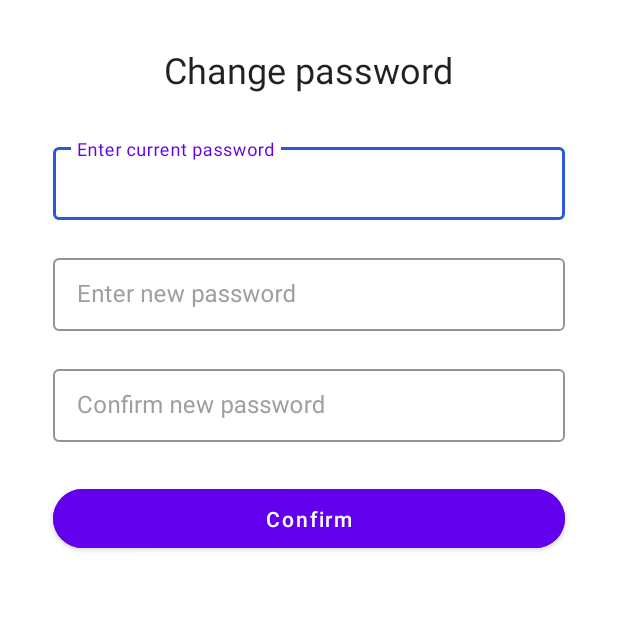
After one commit to k-kyler/android-memo, an Android app: the ChangePasswordActivity screen opened directly, with no data from a screen before it, on a phone screen of 412 x 824 dp, the top half of it. The commit adds this screen. Run offline under Robolectric (Android 15) with nearby library versions, the phone set to English and light mode, and no system bars; our stand-ins replace Firebase (no records; nobody signed in at launch, a user with empty details on screens opened directly).

Commit message:
Update change password

```diff
--- /dev/null
+++ b/app/src/main/java/com/example/memo/ChangePasswordActivity.java
@@ -0,0 +1,102 @@
+package com.example.memo;
+
+import android.content.Intent;
+import android.os.Bundle;
+import android.view.View;
+import android.widget.Button;
+import android.widget.ProgressBar;
+
+import androidx.annotation.NonNull;
+import androidx.appcompat.app.AppCompatActivity;
+
+import com.example.memo.utils.ShowToastMessage;
+import com.google.android.gms.tasks.OnCompleteListener;
+import com.google.android.gms.tasks.Task;
+import com.google.android.material.textfield.TextInputEditText;
+import com.google.android.material.textfield.TextInputLayout;
+import com.google.firebase.auth.AuthCredential;
+import com.google.firebase.auth.EmailAuthProvider;
+import com.google.firebase.auth.FirebaseAuth;
+import com.google.firebase.auth.FirebaseUser;
+
+public class ChangePasswordActivity extends AppCompatActivity {
+    private TextInputEditText currentPassword, newPassword, newConfirmPassword;
+    private TextInputLayout currentPasswordLayout, newPasswordLayout, newConfirmPasswordLayout;
+    private final ShowToastMessage showToastMessage = new ShowToastMessage();
+    private ProgressBar progressBar;
+
+    @Override
+    protected void onCreate(Bundle savedInstanceState) {
+        super.onCreate(savedInstanceState);
+        setContentView(R.layout.activity_change_password);
+
+        currentPassword = findViewById(R.id.currentPassword);
+        currentPasswordLayout = findViewById(R.id.currentPasswordLayout);
+        newPassword = findViewById(R.id.newPassword);
+        newPasswordLayout = findViewById(R.id.newPasswordLayout);
+        newConfirmPassword = findViewById(R.id.newConfirmPassword);
+        newConfirmPasswordLayout = findViewById(R.id.newConfirmPasswordLayout);
+        progressBar = findViewById(R.id.progressBar);
+
+        Button confirmButton = findViewById(R.id.changePassButton);
+
+        confirmButton.setOnClickListener(view -> {
+            progressBar.setVisibility(View.VISIBLE);
+            currentPasswordLayout.setErrorEnabled(false);
+            currentPasswordLayout.setError("");
+            newPasswordLayout.setErrorEnabled(false);
+            newPasswordLayout.setError("");
+            newConfirmPasswordLayout.setErrorEnabled(false);
+            newConfirmPasswordLayout.setError("");
+
+            if (currentPassword.getText().toString().matches("")) {
+                currentPasswordLayout.setErrorEnabled(true);
+                currentPasswordLayout.setError("Please enter current password");
+                progressBar.setVisibility(View.GONE);
+            } else if (newPassword.getText().toString().matches("")) {
+                newPasswordLayout.setErrorEnabled(true);
+                newPasswordLayout.setError("Please enter new password");
+                progressBar.setVisibility(View.GONE);
+            } else if (newConfirmPassword.getText().toString().matches("")) {
+                newConfirmPasswordLayout.setErrorEnabled(true);
+                newConfirmPasswordLayout.setError("Please enter confirm password");
+                progressBar.setVisibility(View.GONE);
+            } else if (!newConfirmPassword.getText().toString().matches(newPassword.getText().toString())) {
+                newPasswordLayout.setErrorEnabled(true);
+                newConfirmPasswordLayout.setErrorEnabled(true);
+                newPasswordLayout.setError("Passwords do not match");
+                newConfirmPasswordLayout.setError("Passwords do not match");
+                progressBar.setVisibility(View.GONE);
+            } else {
+                FirebaseUser firebaseUser = FirebaseAuth.getInstance().getCurrentUser();
+
+                if (firebaseUser != null) {
+                    AuthCredential credential = EmailAuthProvider.getCredential(firebaseUser.getEmail().toString(), currentPassword.getText().toString());
+                    firebaseUser.reauthenticate(credential).addOnCompleteListener(new OnCompleteListener<Void>() {
+                        @Override
+                        public void onComplete(@NonNull Task<Void> task) {
+                            if (task.isSuccessful()) {
+                                firebaseUser
+                                        .updatePassword(newPassword.getText().toString())
+                                        .addOnCompleteListener(task1 -> {
+                                            if (task1.isSuccessful()) {
+                                                progressBar.setVisibility(View.GONE);
+                                                Intent intent = new Intent(ChangePasswordActivity.this, MainActivity.class);
+                                                showToastMessage.showToastMessage(getApplicationContext(), "Change password successful");
+                                                startActivity(intent);
+                                            } else {
+                                                showToastMessage.showToastMessage(getApplicationContext(),"Password must equal to or greater than 6 characters");
+                                                progressBar.setVisibility(View.GONE);
+                                            }
+                                        });
+                            } else {
+                                progressBar.setVisibility(View.GONE);
+                                showToastMessage.showToastMessage(getApplicationContext(), "Wrong current password");
+                            }
+                        }
+                    });
+                }
+            }
+        });
+    }
+}
--- a/app/src/main/res/layout/activity_add_note.xml
+++ b/app/src/main/res/layout/activity_add_note.xml
@@ -21,7 +21,6 @@
                 android:id="@+id/topAppBar"
                 android:layout_width="match_parent"
                 android:layout_height="?attr/actionBarSize"
-                app:menu="@menu/menu_add_note"
                 android:backgroundTint="@color/purple_500"
                 style="@style/Widget.MaterialComponents.Toolbar.Primary"
                 >
--- /dev/null
+++ b/app/src/main/res/layout/activity_change_password.xml
@@ -0,0 +1,111 @@
+<?xml version="1.0" encoding="utf-8"?>
+<RelativeLayout
+    xmlns:android="http://schemas.android.com/apk/res/android"
+    xmlns:app="http://schemas.android.com/apk/res-auto"
+    xmlns:tools="http://schemas.android.com/tools"
+    android:layout_width="match_parent"
+    android:layout_height="match_parent"
+    android:background="@color/white"
+    tools:context=".ChangePasswordActivity">
+
+    <LinearLayout
+        android:layout_marginTop="30dp"
+        android:orientation="vertical"
+        android:gravity="center"
+        android:layout_width="match_parent"
+        android:layout_height="wrap_content">
+
+        <TextView
+            android:layout_marginBottom="20dp"
+            android:layout_marginHorizontal="15dp"
+            android:layout_width="wrap_content"
+            android:layout_height="wrap_content"
+            android:text="Change password"
+            android:textAppearance="?attr/textAppearanceHeadline5" />
+
+        <com.google.android.material.textfield.TextInputLayout
+            android:layout_marginHorizontal="25dp"
+            android:padding="10dp"
+            android:hint="Enter current password"
+            android:textColorHint="#9F9F9F"
+            android:layout_width="match_parent"
+            android:layout_height="wrap_content"
+            android:id="@+id/currentPasswordLayout"
+            style="@style/CustomTextInputLayout">
+
+            <com.google.android.material.textfield.TextInputEditText
+                android:id="@+id/currentPassword"
+                android:importantForAutofill="no"
+                android:textColor="@color/black"
+                android:inputType="textPassword"
+                android:layout_width="match_parent"
+                android:layout_height="wrap_content" />
+
+        </com.google.android.material.textfield.TextInputLayout>
+
+        <com.google.android.material.textfield.TextInputLayout
+            android:layout_marginHorizontal="25dp"
+            android:padding="10dp"
+            android:hint="Enter new password"
+            android:textColorHint="#9F9F9F"
+            android:layout_width="match_parent"
+            android:layout_height="wrap_content"
+            android:id="@+id/newPasswordLayout"
+            style="@style/CustomTextInputLayout">
+
+            <com.google.android.material.textfield.TextInputEditText
+                android:id="@+id/newPassword"
+                android:importantForAutofill="no"
+                android:textColor="@color/black"
+                android:inputType="textPassword"
+                android:layout_width="match_parent"
+                android:layout_height="wrap_content" />
+
+        </com.google.android.material.textfield.TextInputLayout>
+
+        <com.google.android.material.textfield.TextInputLayout
+            android:layout_marginHorizontal="25dp"
+            android:padding="10dp"
+            android:hint="Confirm new password"
+            android:textColorHint="#9F9F9F"
+            android:layout_width="match_parent"
+            android:layout_height="wrap_content"
+            android:id="@+id/newConfirmPasswordLayout"
+            style="@style/CustomTextInputLayout">
+
+            <com.google.android.material.textfield.TextInputEditText
+                android:id="@+id/newConfirmPassword"
+                android:importantForAutofill="no"
+                android:textColor="@color/black"
+                android:inputType="textPassword"
+                android:layout_width="match_parent"
+                android:layout_height="wrap_content" />
+
+        </com.google.android.material.textfield.TextInputLayout>
+
+        <com.google.android.material.button.MaterialButton
+            android:id="@+id/changePassButton"
+            app:cornerRadius="20dp"
+            android:padding="10dp"
+            android:backgroundTint="@color/purple_500"
+            android:layout_marginTop="15dp"
+            android:text="Confirm"
+            android:textAllCaps="false"
+            android:textColor="@color/white"
+            android:layout_marginHorizontal="35dp"
+            android:layout_width="match_parent"
+            android:layout_height="wrap_content" />
+
+    </LinearLayout>
+
+    <ProgressBar
+        android:id="@+id/progressBar"
+        android:layout_width="wrap_content"
+        android:layout_height="wrap_content"
+        android:layout_centerInParent="true"
+        android:visibility="gone"
+        android:indeterminate="true"
+        android:indeterminateDuration="700"
+        android:indeterminateDrawable="@drawable/progress_overlay" />
+
+</RelativeLayout>
--- a/app/src/main/res/layout/activity_main.xml
+++ b/app/src/main/res/layout/activity_main.xml
@@ -37,8 +37,7 @@
                     <ImageView
                         android:layout_width="35dp"
                         android:layout_height="35dp"
-                        android:id="@+id/topBarAvatar"
-                        />
+                        android:id="@+id/topBarAvatar" />
                 </androidx.cardview.widget.CardView>
 
                 <LinearLayout
--- a/app/src/main/res/menu/menu_main.xml
+++ b/app/src/main/res/menu/menu_main.xml
@@ -13,12 +13,6 @@
                 android:id="@+id/changeLayout"
                 android:title="Change layout"
                 app:showAsAction="ifRoom"/>
-
-            <item
-                android:icon="@drawable/ic_baseline_logout_24"
-                android:title="Sign out"
-                android:id="@+id/signOut"
-                app:showAsAction="ifRoom"/>
         </menu>
     </item>
 
--- a/app/src/main/res/values/strings.xml
+++ b/app/src/main/res/values/strings.xml
@@ -1,4 +1,4 @@
 <resources>
     <string name="app_name">Memo</string>
-    <string name="search_hint">Find your note...</string>
+    <string name="search_hint">Find your note</string>
 </resources>
```
Also changed, not shown: app/src/main/AndroidManifest.xml (+9 -0 lines), app/src/main/java/com/example/memo/MainActivity.java (+23 -10 lines), app/src/main/java/com/example/memo/SettingActivity.java (added, +30 -0 lines), app/src/main/java/com/example/memo/TrashActivity.java (added, +14 -0 lines), app/src/main/res/drawable/ic_baseline_logout_24.xml (deleted, +0 -11 lines), app/src/main/res/drawable/ic_baseline_output_24.xml (added, +13 -0 lines), app/src/main/res/layout/activity_setting.xml (added, +30 -0 lines), app/src/main/res/layout/activity_trash.xml (added, +9 -0 lines), app/src/main/res/layout/header_drawer.xml (+4 -4 lines), app/src/main/res/menu/menu_drawer.xml (+15 -2 lines).
